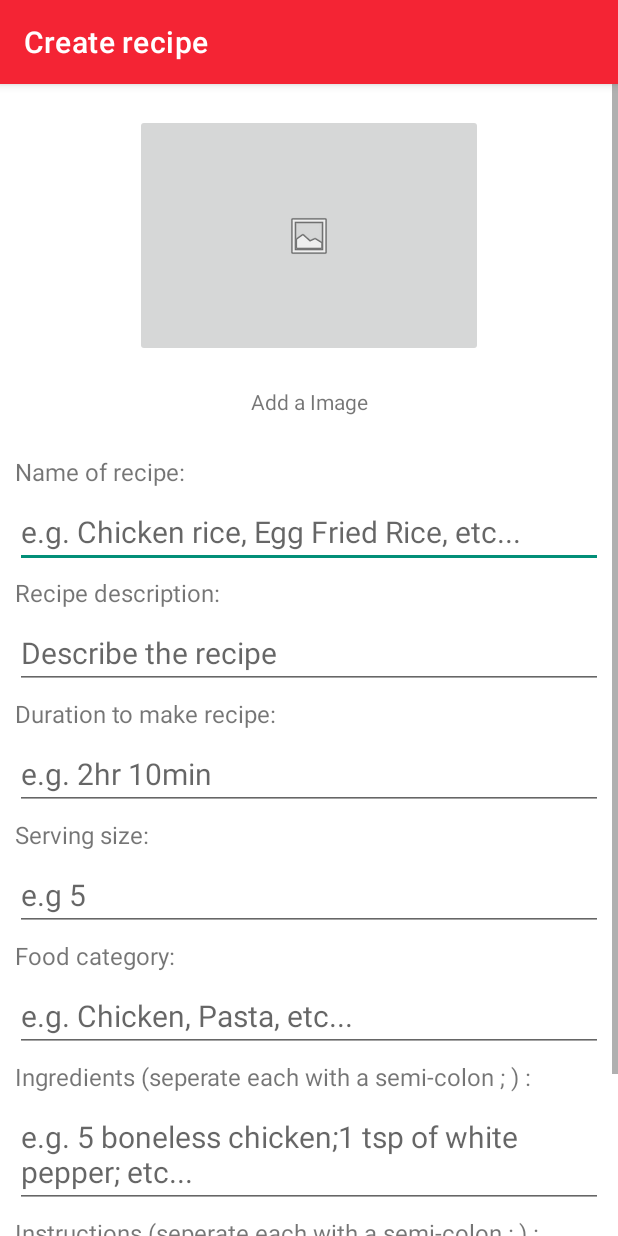
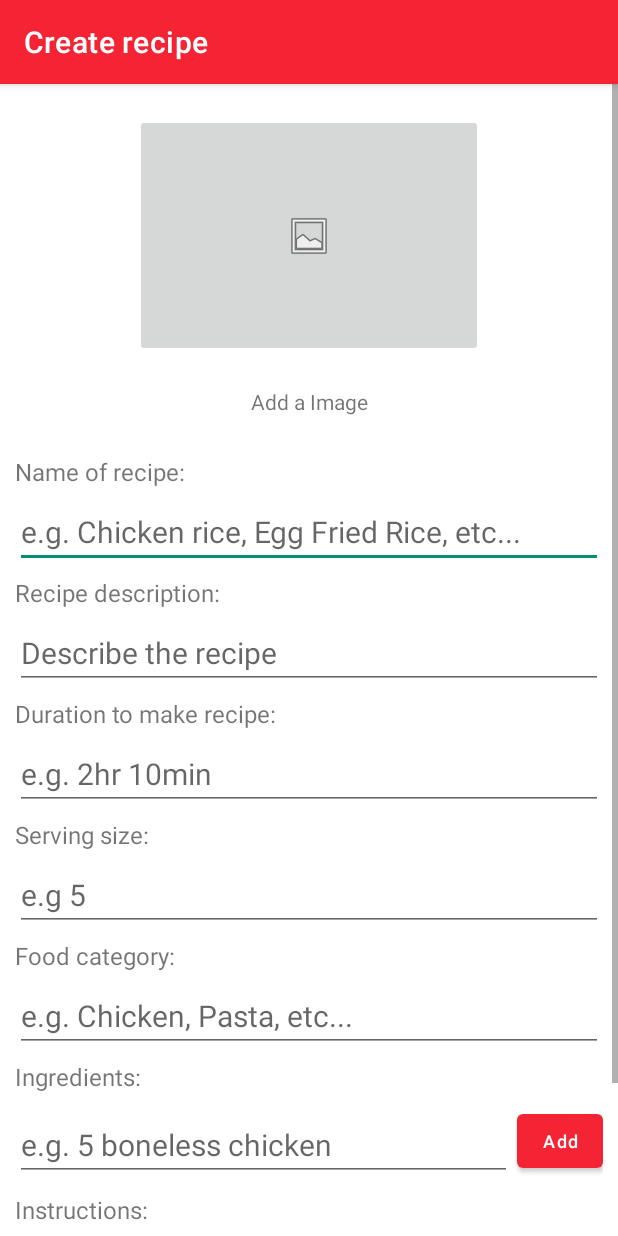
Before and after one commit to nathenlow/RecipeHeist, an Android app: the AddRecipeActivity screen opened directly, with no data from a screen before it, on a phone screen of 412 x 824 dp. Run offline under Robolectric (Android 15) with nearby library versions, the phone set to English and light mode, and no system bars; our stand-ins replace Firebase (no records; nobody signed in at launch, a user with empty details on screens opened directly); 1 statement that could not run was skipped.

Commit message:
made some UI improvement to add recipe page

```diff
--- a/app/build.gradle
+++ b/app/build.gradle
@@ -10,7 +10,7 @@ android {
         applicationId "sg.edu.np.mad.recipeheist"
         minSdk 21
         targetSdk 32
-        versionCode 1
+        versionCode 2
         versionName "1.0"
 
         testInstrumentationRunner "androidx.test.runner.AndroidJUnitRunner"
--- a/app/src/main/java/sg/edu/np/mad/recipeheist/AddRecipeActivity.java
+++ b/app/src/main/java/sg/edu/np/mad/recipeheist/AddRecipeActivity.java
@@ -8,7 +8,11 @@ import androidx.activity.result.contract.ActivityResultContracts;
 import androidx.annotation.NonNull;
 import androidx.appcompat.app.AppCompatActivity;
 import androidx.fragment.app.Fragment;
+import androidx.recyclerview.widget.DefaultItemAnimator;
+import androidx.recyclerview.widget.LinearLayoutManager;
+import androidx.recyclerview.widget.RecyclerView;
 
+import android.annotation.SuppressLint;
 import android.content.Context;
 import android.content.Intent;
 import android.graphics.Bitmap;
@@ -36,6 +40,8 @@ import java.io.FileNotFoundException;
 import java.io.IOException;
 import java.util.ArrayList;
 
+import sg.edu.np.mad.recipeheist.adapter.IngredientAdapter;
+
 public class AddRecipeActivity extends AppCompatActivity {
 
     private User user = new User();
@@ -43,6 +49,9 @@ public class AddRecipeActivity extends AppCompatActivity {
     private TextView editRecipeName, editRecipeDescription, editDuration, editCategory, editServing, editIngredients, editInstructions;
     private ImageButton editFoodImage;
     private ProgressBar progressBar;
+    private Button addIngreBtn, addInstrBtn;
+    private ArrayList<String> ingredientList = new ArrayList<>(), instructionList = new ArrayList<>();
+    private RecyclerView ingredientDisplayR, instructionDisplayR;
 
     private ActivityResultLauncher<String> getImageFromGallery;
 
@@ -64,6 +73,7 @@ public class AddRecipeActivity extends AppCompatActivity {
         // update recipe's userID
         recipe.setUserID(user.getUserID());
 
+        // get widgets
         editRecipeName = findViewById(R.id.editRecipeName);
         editRecipeDescription = findViewById(R.id.editRecipeDescription);
         editDuration = findViewById(R.id.editDuration);
@@ -73,8 +83,28 @@ public class AddRecipeActivity extends AppCompatActivity {
         editInstructions = findViewById(R.id.editInstruction);
         editFoodImage = findViewById(R.id.editFoodImage);
         Button createRecipeBtn = findViewById(R.id.createRecipeBtn);
+        addIngreBtn = findViewById(R.id.addIngreBtn);
+        addInstrBtn = findViewById(R.id.addInstrBtn);
         progressBar = findViewById(R.id.progressBar2);
+        ingredientDisplayR = findViewById(R.id.ingredientDisplayR);
+        instructionDisplayR = findViewById(R.id.instructionDisplayR);
 
+        // set up recyclerViews:
+
+        // for ingredients
+        IngredientAdapter ingredAdapter = new IngredientAdapter(this, ingredientList);
+        LinearLayoutManager linearLayoutManager = new LinearLayoutManager(this);
+        ingredientDisplayR.setLayoutManager(linearLayoutManager);
+        ingredientDisplayR.setItemAnimator(new DefaultItemAnimator());
+        ingredientDisplayR.setAdapter(ingredAdapter);
+        // for instructions
+        IngredientAdapter instrucAdapter = new IngredientAdapter(this, instructionList);
+        LinearLayoutManager instrLM = new LinearLayoutManager(this);
+        instructionDisplayR.setLayoutManager(instrLM);
+        instructionDisplayR.setItemAnimator(new DefaultItemAnimator());
+        instructionDisplayR.setAdapter(instrucAdapter);
+
+        // for getting image from gallery
         getImageFromGallery = registerForActivityResult(new ActivityResultContracts.GetContent(), new ActivityResultCallback<Uri>() {
             @Override
             public void onActivityResult(Uri result) {
@@ -103,6 +133,59 @@ public class AddRecipeActivity extends AppCompatActivity {
             @Override
             public void onClick(View v) {
                 getImageFromGallery.launch("image/*");
+            }
+        });
+
+        // set onclick listener for add ingredient
+        addIngreBtn.setOnClickListener(new View.OnClickListener() {
+            @SuppressLint("NotifyDataSetChanged")
+            @Override
+            public void onClick(View v) {
+                // get input
+                String uInput = editIngredients.getText().toString().trim();
+
+                if (uInput.equals("")){
+                    editIngredients.setError("Can't be blank!");
+                    editIngredients.requestFocus();
+                }
+                else{
+                    // add user input in list
+                    ingredientList.add(uInput);
+                }
+
+                // clear text area
+                editIngredients.setText("");
+
+                // Recyclerview
+
+                ingredAdapter.notifyDataSetChanged();
+
+            }
+        });
+
+        // set onclick listener for add instructions
+        addInstrBtn.setOnClickListener(new View.OnClickListener() {
+            @SuppressLint("NotifyDataSetChanged")
+            @Override
+            public void onClick(View v) {
+                // get input
+                String uInput = editInstructions.getText().toString().trim();
+
+                if (uInput.equals("")){
+                    editInstructions.setError("Can't be blank!");
+                    editInstructions.requestFocus();
+                }
+                else{
+                    // add user input in list
+                    instructionList.add(uInput);
+                }
+
+                // clear text area
+                editInstructions.setText("");
+
+                // Recyclerview
+
+                instrucAdapter.notifyDataSetChanged();
             }
         });
 
@@ -138,9 +221,6 @@ public class AddRecipeActivity extends AppCompatActivity {
         int serving = parseInt(editServing.getText().toString().trim());
         // set category of recipe
         String category = editCategory.getText().toString().trim();
-
-        String ingre = editIngredients.getText().toString().trim();
-        String instr = editInstructions.getText().toString().trim();
 
 
         // Start of validation for input
@@ -178,14 +258,14 @@ public class AddRecipeActivity extends AppCompatActivity {
         }
 
         // validate ingredients
-        else if (ingre.isEmpty()){
+        else if (ingredientList.isEmpty()){
             progressBar.setVisibility(View.GONE);
             editIngredients.setError("Required!");
             editIngredients.requestFocus();
         }
 
         // validate instruction
-        else if (instr.isEmpty()){
+        else if (instructionList.isEmpty()){
             progressBar.setVisibility(View.GONE);
             editInstructions.setError("Required!");
             editInstructions.requestFocus();
@@ -194,11 +274,6 @@ public class AddRecipeActivity extends AppCompatActivity {
         // End of validation for input
 
         else {
-
-            // set ingredients of recipe
-            ArrayList<String> ingredientList = separateString(ingre);
-            // set instructions of recipe
-            ArrayList<String> instructionList = separateString(instr);
 
             recipe.setTitle(title);
             // set image name
--- /dev/null
+++ b/app/src/main/java/sg/edu/np/mad/recipeheist/adapter/IngredientAdapter.java
@@ -0,0 +1,46 @@
+package sg.edu.np.mad.recipeheist.adapter;
+
+import android.content.Context;
+import android.view.LayoutInflater;
+import android.view.View;
+import android.view.ViewGroup;
+
+import androidx.annotation.NonNull;
+import androidx.recyclerview.widget.RecyclerView;
+
+import java.util.ArrayList;
+
+import sg.edu.np.mad.recipeheist.R;
+import sg.edu.np.mad.recipeheist.viewholder.IngredientVH;
+
+public class IngredientAdapter extends RecyclerView.Adapter<IngredientVH> {
+
+    private Context context;
+    private ArrayList<String> data;
+
+    public IngredientAdapter(Context context, ArrayList<String> data){
+        this.context = context;
+        this.data = data;
+    }
+
+    @NonNull
+    @Override
+    public IngredientVH onCreateViewHolder(@NonNull ViewGroup parent, int viewType) {
+        IngredientVH viewHolder;
+        View item = LayoutInflater.from(parent.getContext()).inflate(R.layout.layout_ingredient_item, parent, false);
+        viewHolder = new IngredientVH(item);
+        return viewHolder;
+    }
+
+    @Override
+    public void onBindViewHolder(@NonNull IngredientVH holder, int position) {
+        String itemInList = data.get(position);
+        holder.noItem.setText(String.valueOf(position + 1) + ".");
+        holder.itemContent.setText(itemInList);
+    }
+
+    @Override
+    public int getItemCount() {
+        return data.size();
+    }
+}
--- a/app/src/main/res/layout/activity_add_recipe.xml
+++ b/app/src/main/res/layout/activity_add_recipe.xml
@@ -207,21 +207,45 @@
                     android:layout_width="wrap_content"
                     android:layout_height="wrap_content"
                     android:layout_weight="1"
-                    android:text="Ingredients (seperate each with a semi-colon ; ) :"
+                    android:text="Ingredients:"
                     android:textSize="16sp" />
+
+                <androidx.recyclerview.widget.RecyclerView
+                    android:id="@+id/ingredientDisplayR"
+                    android:layout_width="match_parent"
+                    android:layout_height="match_parent"
+                    android:layout_weight="1"
+                    android:layout_marginTop="5dp"/>
+
+                <LinearLayout
+                    android:layout_width="match_parent"
+                    android:layout_height="match_parent"
+                    android:layout_weight="1"
+                    android:orientation="horizontal">
 
                     <EditText
                         android:id="@+id/editIngredient"
                         android:layout_width="match_parent"
                         android:layout_height="wrap_content"
                         android:layout_marginTop="5dp"
-                    android:layout_marginBottom="5dp"
-                    android:layout_weight="1"
+                        android:layout_marginBottom="8dp"
+                        android:layout_weight="2"
                         android:ems="10"
                         android:gravity="start|top"
-                    android:hint="e.g. 5 boneless chicken;1 tsp of white pepper; etc..."
-                    android:inputType="textMultiLine"
+                        android:hint="e.g. 5 boneless chicken"
+                        android:inputType="text"
                         android:textSize="20sp" />
+
+                    <Button
+                        android:id="@+id/addIngreBtn"
+                        android:layout_width="wrap_content"
+                        android:layout_height="wrap_content"
+                        android:layout_weight="1"
+                        android:text="Add"
+                        android:textAllCaps="false"
+                        android:textSize="12sp"
+                        android:layout_marginStart="3dp"/>
+                </LinearLayout>
             </LinearLayout>
 
             <LinearLayout
@@ -236,21 +260,45 @@
                     android:layout_width="wrap_content"
                     android:layout_height="wrap_content"
                     android:layout_weight="1"
-                    android:text="Instructions (seperate each with a semi-colon ; ) :"
+                    android:text="Instructions:"
                     android:textSize="16sp" />
+
+                <androidx.recyclerview.widget.RecyclerView
+                    android:id="@+id/instructionDisplayR"
+                    android:layout_width="match_parent"
+                    android:layout_height="match_parent"
+                    android:layout_weight="1"
+                    android:layout_marginTop="5dp"/>
+
+                <LinearLayout
+                    android:layout_width="match_parent"
+                    android:layout_height="match_parent"
+                    android:layout_weight="1"
+                    android:orientation="horizontal">
 
                     <EditText
                         android:id="@+id/editInstruction"
                         android:layout_width="match_parent"
                         android:layout_height="wrap_content"
                         android:layout_marginTop="5dp"
-                    android:layout_marginBottom="5dp"
-                    android:layout_weight="1"
+                        android:layout_marginBottom="8dp"
+                        android:layout_weight="2"
                         android:ems="10"
                         android:gravity="start|top"
-                    android:hint="e.g. do something; do something, etc..."
-                    android:inputType="textMultiLine"
+                        android:hint="e.g. fry the garlic at low-heat..."
+                        android:inputType="text"
                         android:textSize="20sp" />
+
+                    <Button
+                        android:id="@+id/addInstrBtn"
+                        android:layout_width="wrap_content"
+                        android:layout_height="wrap_content"
+                        android:layout_weight="1"
+                        android:text="Add"
+                        android:textAllCaps="false"
+                        android:textSize="12sp"
+                        android:layout_marginStart="3dp"/>
+                </LinearLayout>
             </LinearLayout>
 
             <Button
```
Also changed, not shown: app/src/main/java/sg/edu/np/mad/recipeheist/viewholder/IngredientVH.java (added, +19 -0 lines), app/src/main/res/layout/layout_ingredient_item.xml (added, +52 -0 lines), 4 other files. Lines whose indentation alone changed are shown as unchanged.
